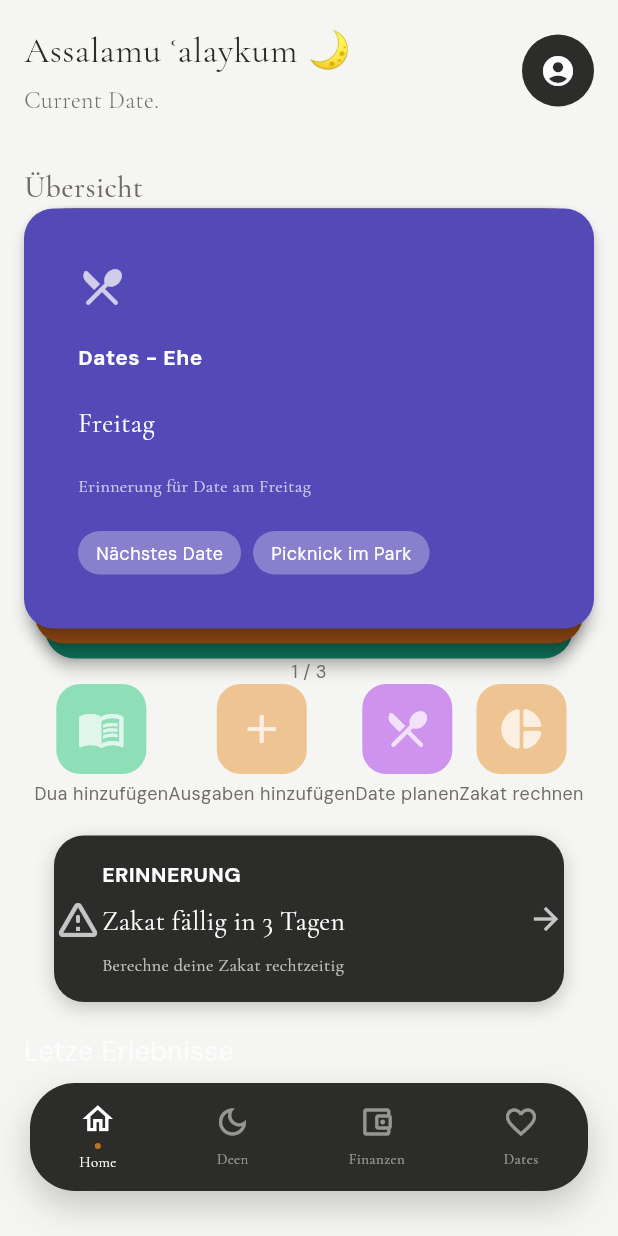
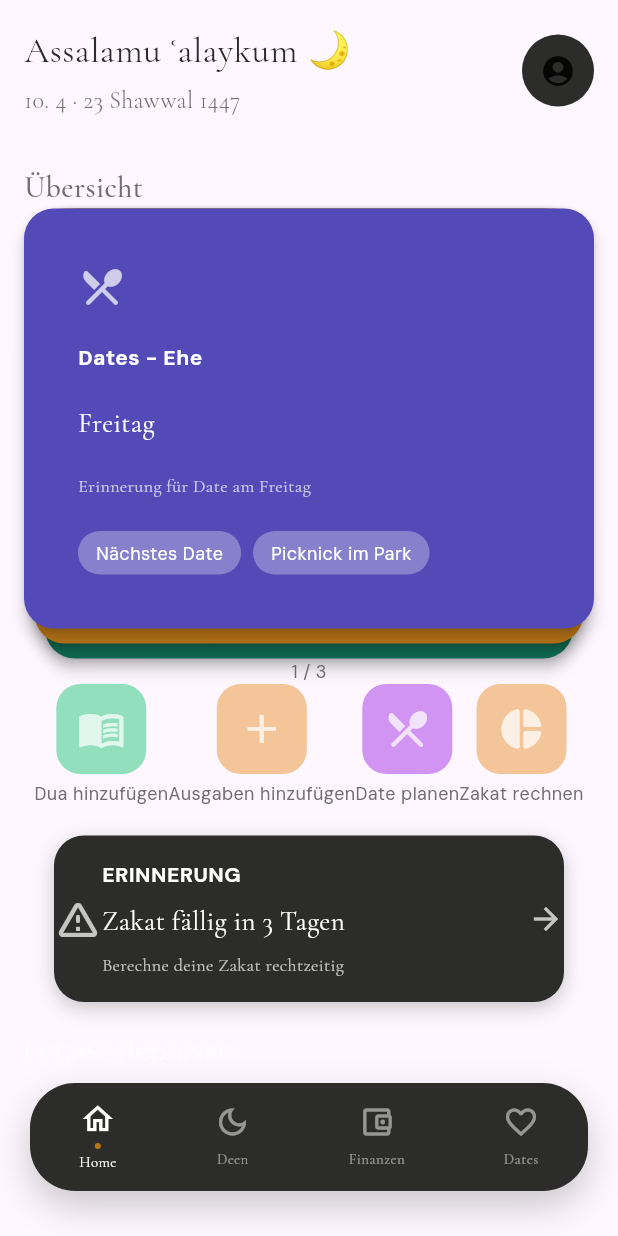
Before and after one commit to fairytaib/HusbandTest, a Flutter app: the screen it shows after launch, on a phone screen of 412 x 824 dp. Run offline on Flutter 3.47's test engine with Material 3 defaults, Android fonts, the phone set to English and light mode, and no system bars; our stand-ins replace hijri; statements that could not run were skipped.

Commit message:
Get islamic Date

```diff
--- a/lib/features/home/presentation/home_screen.dart
+++ b/lib/features/home/presentation/home_screen.dart
@@ -11,6 +11,7 @@
 import 'package:husband/features/home/widgets/info_center.dart';
 import 'package:husband/features/home/widgets/memories.dart';
 import 'package:husband/features/navbar/navbar.dart';
+import 'package:hijri/hijri_calendar.dart';
 
 class HomeScreen extends StatefulWidget {
   const HomeScreen({super.key});
@@ -21,6 +22,7 @@
 
 class _HomeScreenState extends State<HomeScreen> {
   int _selectedTab = 0;
+  var dateTime = DateTime.now();
 
   @override
   Widget build(BuildContext context) {
@@ -33,7 +35,13 @@
               mainAxisAlignment: MainAxisAlignment.start,
               crossAxisAlignment: CrossAxisAlignment.start,
               children: [
-                const Header(),
+                Header(
+                  title: 'Assalamu ʿalaykum',
+                  emote: '🌙',
+                  europeDateTime: dateTime,
+                  icon: Icons.account_circle,
+                  actions: null,
+                ),
                 SizedBox(height: 32),
                 InteractiveCardStack(
                   cards: [
@@ -56,7 +64,7 @@
                       ),
                     ),
                     DashboardCard(
-                      backgroundColor: MainColors.brown,
+                      backgroundColor: MainColors.gold,
                       child: CardContent(
                         icon: Icons.attach_money,
                         title: 'Finanzen - Haushalt',
--- a/lib/features/home/widgets/header.dart
+++ b/lib/features/home/widgets/header.dart
@@ -1,11 +1,37 @@
 import 'package:flutter/material.dart';
+import 'package:hijri/hijri_calendar.dart';
 import 'package:husband/shared/style_constants.dart';
 
 class Header extends StatelessWidget {
-  const Header({super.key});
+  final String title;
+  final String emote;
+  final String? subtitle;
+  final DateTime? europeDateTime;
+  final IconData? icon;
+  final Widget? actions;
+
+  const Header({
+    super.key,
+    required this.title,
+    required this.emote,
+    this.subtitle,
+    this.europeDateTime,
+    this.icon,
+    this.actions,
+  });
 
   @override
   Widget build(BuildContext context) {
+    String dateHeader = "";
+
+    if (europeDateTime != null) {
+      // Dank des Null-Checks oben können wir hier sicher sein
+      final e = europeDateTime!;
+      final i = HijriCalendar.fromDate(europeDateTime!);
+
+      dateHeader =
+          "${e.day}. ${e.month} · ${i.hDay} ${i.longMonthName} ${i.hYear}";
+    }
     return Column(
       mainAxisAlignment: MainAxisAlignment.start,
       crossAxisAlignment: CrossAxisAlignment.start,
@@ -13,12 +39,12 @@
         Row(
           mainAxisAlignment: MainAxisAlignment.spaceBetween,
           children: [
-            const Column(
+            Column(
               mainAxisAlignment: MainAxisAlignment.start,
               crossAxisAlignment: CrossAxisAlignment.start,
               children: [
                 Text(
-                  'Assalamu ʿalaykum 🌙',
+                  '$title $emote',
                   textAlign: TextAlign.left,
                   style: TextStyle(
                     fontFamily: 'Cormorant Garamond',
@@ -28,7 +54,7 @@
                 ),
                 SizedBox(height: 4),
                 Text(
-                  'Current Date.',
+                  subtitle ?? dateHeader,
                   textAlign: TextAlign.left,
                   style: TextStyle(
                     fontFamily: 'Cormorant Garamond',
@@ -46,7 +72,9 @@
                 color: MainColors.ink,
                 shape: BoxShape.circle,
               ),
-              child: const Icon(Icons.account_circle, color: Colors.white),
+              child: icon != null
+                  ? Icon(icon)
+                  : (actions ?? const SizedBox.shrink()),
             ),
           ],
         ),
--- a/lib/shared/style_constants.dart
+++ b/lib/shared/style_constants.dart
@@ -1,11 +1,16 @@
 import 'package:flutter/material.dart';
 
 class MainColors {
+  ///Backgroundcolors Objects
   static const Color emerald = Color(0xFF0F6E56);
   static const Color purple = Color(0xFF534AB7);
   static const Color gold = Color(0xFFBA7517);
+
+  // Fontcolors
   static const Color ink = Color(0xFF2C2C2A);
-  static const Color brown = Color(0xFF8B4513);
   static const Color lightInk = Color.fromARGB(241, 103, 101, 100);
-  static const Color surface = Color(0xFFF5F5F3);
+
+  //App background
+  static const Color daymode = Color(0xFFF5F5F3);
+  static const Color nightmode = Color.fromARGB(255, 0, 0, 0);
 }
--- a/pubspec.yaml
+++ b/pubspec.yaml
@@ -9,6 +9,7 @@
 dependencies:
   flutter:
     sdk: flutter
+  hijri: ^3.0.0
 
 dev_dependencies:
   flutter_test:
```
Also changed, not shown: pubspec.lock.
